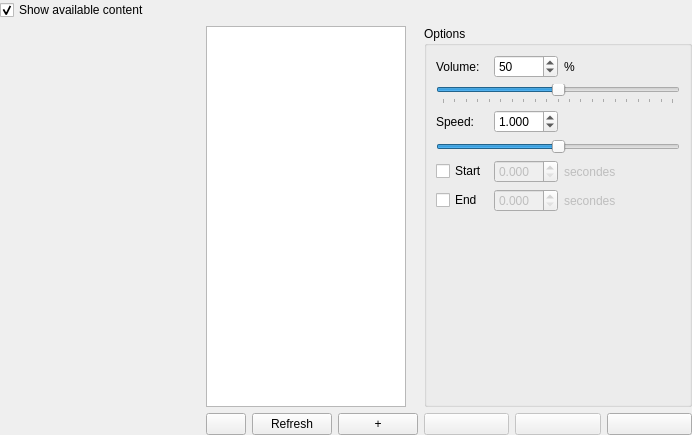
Old version of the form CustomWidgets/panelsongs.ui in the repository RPG-Paper-Maker/RPG-Paper-Maker.
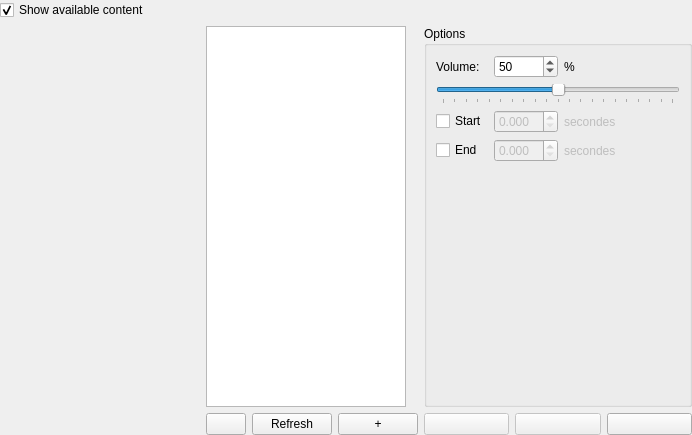
New version of the form. Icons and pictures are not drawn. Custom widgets are drawn as their Qt base class.

The edit to the form file:
```diff
--- a/CustomWidgets/panelsongs.ui
+++ b/CustomWidgets/panelsongs.ui
@@ -130,7 +130,7 @@
            <layout class="QGridLayout" name="gridLayout_3">
             <item row="0" column="0">
              <layout class="QGridLayout" name="gridLayout_2">
-              <item row="4" column="1">
+              <item row="2" column="1">
                <widget class="QDoubleSpinBox" name="doubleSpinBoxStart">
                 <property name="enabled">
                  <bool>false</bool>
@@ -140,7 +140,7 @@
                 </property>
                </widget>
               </item>
-              <item row="6" column="0" colspan="4">
+              <item row="4" column="0" colspan="4">
                <spacer name="verticalSpacer">
                 <property name="orientation">
                  <enum>Qt::Vertical</enum>
@@ -153,7 +153,7 @@
                 </property>
                </spacer>
               </item>
-              <item row="5" column="2">
+              <item row="3" column="2">
                <widget class="QLabel" name="labelSeconds2">
                 <property name="enabled">
                  <bool>false</bool>
@@ -163,7 +163,7 @@
                 </property>
                </widget>
               </item>
-              <item row="4" column="3" rowspan="2">
+              <item row="2" column="3" rowspan="2">
                <spacer name="horizontalSpacer">
                 <property name="orientation">
                  <enum>Qt::Horizontal</enum>
@@ -186,19 +186,6 @@
                 </property>
                </widget>
               </item>
-              <item row="3" column="0" colspan="4">
-               <widget class="QSlider" name="horizontalSliderSpeed">
-                <property name="maximum">
-                 <number>5000</number>
-                </property>
-                <property name="value">
-                 <number>2500</number>
-                </property>
-                <property name="orientation">
-                 <enum>Qt::Horizontal</enum>
-                </property>
-               </widget>
-              </item>
               <item row="0" column="2" colspan="2">
                <widget class="QLabel" name="label_3">
                 <property name="text">
@@ -207,13 +194,6 @@
                </widget>
               </item>
               <item row="2" column="0">
-               <widget class="QLabel" name="label_2">
-                <property name="text">
-                 <string>Speed:</string>
-                </property>
-               </widget>
-              </item>
-              <item row="4" column="0">
                <widget class="QCheckBox" name="checkBoxStart">
                 <property name="text">
                  <string>Start</string>
@@ -245,7 +225,7 @@
                 </property>
                </widget>
               </item>
-              <item row="5" column="1">
+              <item row="3" column="1">
                <widget class="QDoubleSpinBox" name="doubleSpinBoxEnd">
                 <property name="enabled">
                  <bool>false</bool>
@@ -255,7 +235,7 @@
                 </property>
                </widget>
               </item>
-              <item row="5" column="0">
+              <item row="3" column="0">
                <widget class="QCheckBox" name="checkBoxEnd">
                 <property name="text">
                  <string>End</string>
@@ -269,7 +249,7 @@
                 </property>
                </widget>
               </item>
-              <item row="4" column="2">
+              <item row="2" column="2">
                <widget class="QLabel" name="labelSeconds1">
                 <property name="enabled">
                  <bool>false</bool>
@@ -279,16 +259,6 @@
                 </property>
                </widget>
               </item>
-              <item row="2" column="1">
-               <widget class="QDoubleSpinBox" name="doubleSpinBoxSpeed">
-                <property name="decimals">
-                 <number>3</number>
-                </property>
-                <property name="value">
-                 <double>1.000000000000000</double>
-                </property>
-               </widget>
-              </item>
              </layout>
             </item>
            </layout>
```
